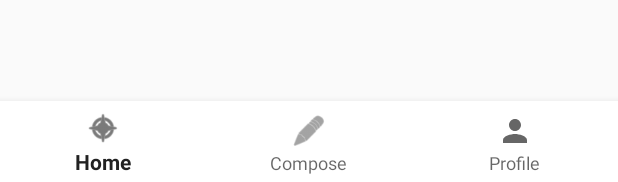
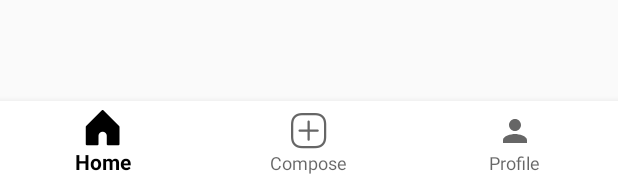
Before and after one commit to hyang00/Parstagram, an Android app: the layout activity_main.xml on its own in the app's theme, with its tools: preview values and no code run, on a phone screen of 412 x 824 dp. Shown: the part 1051-1233 px from the top of the screen. Run offline under Robolectric (Android 15) with nearby library versions, the phone set to English and light mode, and no system bars.

Commit message:
Improved main feed ui

```diff
--- /dev/null
+++ b/app/src/main/res/drawable/instagram_home_icon.xml
@@ -0,0 +1,5 @@
+<?xml version="1.0" encoding="utf-8"?>
+<selector xmlns:android="http://schemas.android.com/apk/res/android">
+    <item android:state_checked="true" android:drawable="@drawable/instagram_home_filled_24"/>
+    <item android:state_checked="false" android:drawable="@drawable/instagram_home_outline_24" />
+</selector>
--- /dev/null
+++ b/app/src/main/res/drawable/instagram_new_post_icon.xml
@@ -0,0 +1,6 @@
+<?xml version="1.0" encoding="utf-8"?>
+<selector xmlns:android="http://schemas.android.com/apk/res/android">
+    xmlns:android="http://schemas.android.com/apk/res/android">
+    <item android:state_checked="true" android:color= "@color/black" android:drawable="@drawable/instagram_new_post_filled_24"/>
+    <item android:state_checked="false" android:drawable="@drawable/instagram_new_post_outline_24" />
+</selector>
--- /dev/null
+++ b/app/src/main/res/drawable/instagram_user_icon.xml
@@ -0,0 +1,6 @@
+<?xml version="1.0" encoding="utf-8"?>
+<selector xmlns:android="http://schemas.android.com/apk/res/android">
+    xmlns:android="http://schemas.android.com/apk/res/android">
+    <item android:state_checked="true" android:drawable="@drawable/instagram_user_filled_24"/>
+    <item android:state_checked="false" android:drawable="@drawable/instagram_user_outline_24" />
+</selector>
--- a/app/src/main/res/layout/activity_main.xml
+++ b/app/src/main/res/layout/activity_main.xml
@@ -8,13 +8,14 @@
     android:orientation="vertical"
     tools:context=".MainActivity">
 
+
     <FrameLayout
         android:id="@+id/flContainer"
         android:layout_width="match_parent"
         android:layout_height="match_parent"
         android:layout_above="@id/bottomNavigation"
+        android:layout_below="@+id/header_VIEW"
         android:layout_alignParentStart="true"
-        android:layout_alignParentTop="true"
         android:layout_marginTop="0dp"
         android:layout_marginBottom="0dp" />
 
@@ -23,7 +24,7 @@
         android:layout_width="match_parent"
         android:layout_height="wrap_content"
         android:layout_alignParentBottom="true"
-        app:itemBackground="@color/cardview_light_background"
+        app:itemBackground="@color/white"
         app:menu="@menu/menu_bottom_navigation" />
 
 </RelativeLayout>
--- a/app/src/main/res/layout/item_post.xml
+++ b/app/src/main/res/layout/item_post.xml
@@ -4,7 +4,7 @@
     xmlns:tools="http://schemas.android.com/tools"
     android:layout_width="match_parent"
     android:layout_height="wrap_content"
-    android:layout_margin="4dp"
+    android:layout_margin="0dp"
     android:orientation="vertical">
 
     <include layout="@layout/post_profile" />
--- a/app/src/main/res/menu/menu_bottom_navigation.xml
+++ b/app/src/main/res/menu/menu_bottom_navigation.xml
@@ -4,12 +4,12 @@
 
     <item
         android:id="@+id/action_home"
-        android:icon="@android:drawable/ic_menu_compass"
+        android:icon="@drawable/instagram_home_icon"
         android:title="Home"
         app:showAsAction="always" />
     <item
         android:id="@+id/action_compose"
-        android:icon="@android:drawable/ic_menu_edit"
+        android:icon="@drawable/instagram_new_post_icon"
         android:title="Compose"
         app:showAsAction="always" />
     <item
--- a/app/src/main/res/values/styles.xml
+++ b/app/src/main/res/values/styles.xml
@@ -1,8 +1,8 @@
 <resources>
     <!-- Base application theme. -->
-    <style name="AppTheme" parent="Theme.AppCompat.Light.DarkActionBar">
+    <style name="AppTheme" parent="Theme.AppCompat.Light.NoActionBar">
         <!-- Customize your theme here. -->
-<!--        <item name="colorPrimary">@color/colorPrimary</item>-->
+           <item name="colorPrimary">@color/black</item>
 <!--        <item name="colorPrimaryDark">@color/colorPrimaryDark</item>-->
 <!--        <item name="colorAccent">@color/colorAccent</item>-->
     </style>
```
Also changed, not shown: app/src/main/res/drawable/ic_baseline_photo_camera_24.xml (added, +13 -0 lines), app/src/main/res/layout/fragment_post.xml (+15 -3 lines), app/src/main/res/layout/top_bar.xml (added, +33 -0 lines), app/src/main/res/drawable/camera_shadow_fill.png (added), app/src/main/res/drawable/instagram_home_filled_24.png (added), app/src/main/res/drawable/instagram_home_outline_24.png (added), app/src/main/res/drawable/instagram_new_post_filled_24.png (added), app/src/main/res/drawable/instagram_new_post_outline_24.png (added), app/src/main/res/drawable/instagram_user_filled_24.png (added), app/src/main/res/drawable/instagram_user_outline_24.png (added), app/src/main/res/drawable/ufi_new_direct.png (added).
